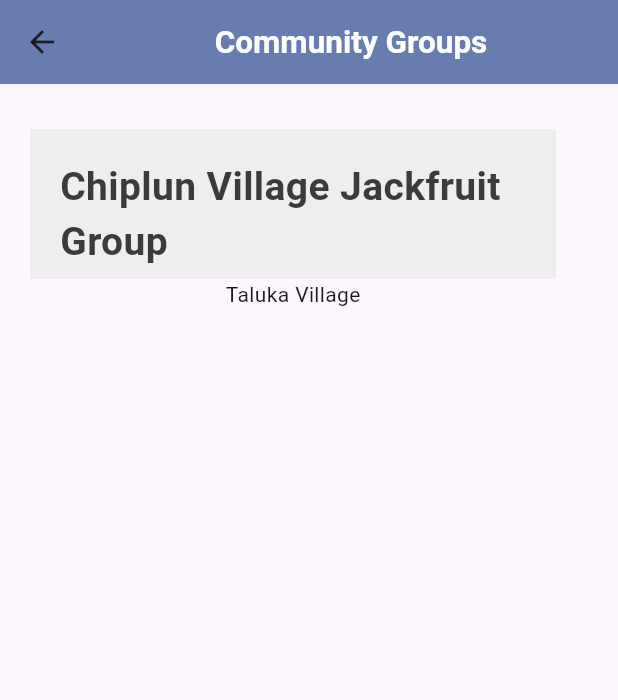
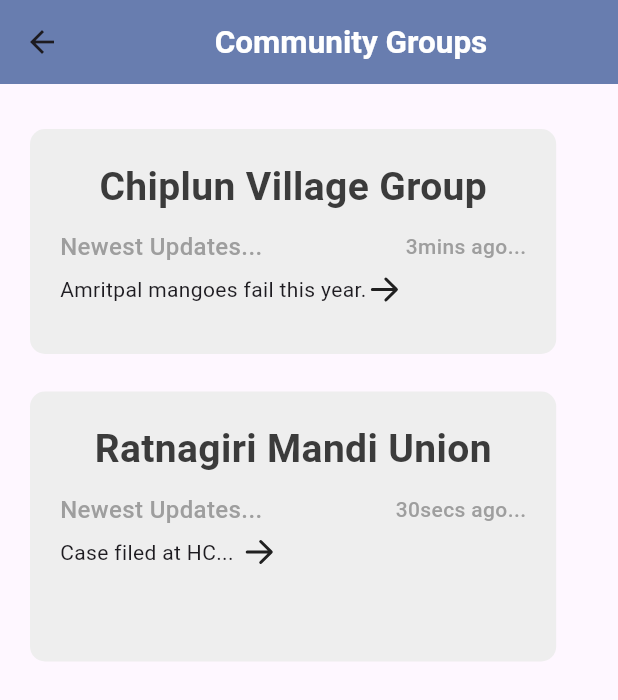
Before and after one commit to DYNAMICMORTAL/chalokisaan, a Flutter app: the Chat screen opened directly, on a phone screen of 412 x 824 dp. Shown: the top 700 px of the screen. Run offline on Flutter 3.47's test engine with Material 2 defaults, Android fonts, the phone set to English and light mode, and no system bars; our stand-ins replace cloud_firestore, country_picker, firebase_auth, firebase_core, firebase_storage, fluentui_icons and 4 more; accounts and stored records are empty; Roboto replaces fonts that are missing (Poppins).

```diff
--- a/lib/screens/chats/community_view.dart
+++ b/lib/screens/chats/community_view.dart
@@ -1,11 +1,13 @@
+import 'package:fluentui_icons/fluentui_icons.dart';
 import 'package:flutter/cupertino.dart';
 import 'package:flutter/material.dart';
+import 'package:gap/gap.dart';
+import 'chat_view.dart';
+import 'community_view.dart';
 
 import '../../utils/style.dart';
 
 class Chat extends StatelessWidget {
-  const Chat({super.key});
-
   @override
   Widget build(BuildContext context) {
     return Scaffold(
@@ -20,7 +22,7 @@ class Chat extends StatelessWidget {
       body: SafeArea(
         child: SizedBox(
           width: MediaQuery.of(context).size.width * 0.90,
-          height: 210,
+          height: 1000,
           child: Column(
             // crossAxisAlignment: CrossAxisAlignment.center,
             children: [
@@ -29,37 +31,82 @@ class Chat extends StatelessWidget {
                 child: Column(
                   // crossAxisAlignment: CrossAxisAlignment.center,
                   children: [
-                    Container(
-                      height: 100,
+                    InkWell(
+                      onTap: () {
+                        Navigator.push(
+                            context,
+                            MaterialPageRoute(builder: (context) => ChatScreen()),);
+                      },
+                      child: Container(
+                        height: 150,
                         // width: 500,
                         decoration: BoxDecoration(
                           color: Colors.grey.shade200,
-                      ),
+                          borderRadius: BorderRadius.circular(10),),
                         child: Column(
                           children: [
                             Container(
-                            padding: const EdgeInsets.only(left: 20, right: 20, top:20),
+                              padding: const EdgeInsets.only(left: 20, right: 20, top:20,bottom: 20),
                               child: Column(
                                 children: [
-                                Text("Chiplun Village Jackfruit Group", style: Styles.headlineStyle1,),
+                                  Text("Chiplun Village Group", style: Styles.headlineStyle1,),
+                                  const Gap(10),
+                                  Row(
+                                    children: [
+                                      Text("Newest Updates...", style: Styles.headlineStyle5),
+                                      const Spacer(),
+                                      Text("3mins ago...", style: Styles.headlineStyle4,),
+                                    ],
+                                  ),
+                                  const Gap(5),
+                                  Row(
+                                    children: [
+                                      Text("Amritpal mangoes fail this year.", overflow: TextOverflow.ellipsis,),
+                                      Icon(FluentSystemIcons.ic_fluent_arrow_right_filled),
+                                    ],
+                                  ),
+
                                 ],
                               ),
                             ),//Group1// Group1
                           ],
                         ),
                       ),
+                    ),
+                    const Gap(25),
                     Container(
+                      height: 180,
+                      // width: 500,
+                      decoration: BoxDecoration(
+                        color: Colors.grey.shade200,
+                        borderRadius: BorderRadius.circular(10),
+                      ),
                       child: Column(
                         children: [
-                          Column(
+                          Container(
+                            padding: const EdgeInsets.only(left: 20, right: 20, top:20,bottom: 20),
+                            child: Column(
                               children: [
-                              Column(
+                                Text("Ratnagiri Mandi Union", style: Styles.headlineStyle1,),
+                                const Gap(10),
+                                Row(
                                   children: [
-                                  Text("Taluka Village"),
-                                ],
-                              )
+                                    Text("Newest Updates...", style: Styles.headlineStyle5),
+                                    const Spacer(),
+                                    Text("30secs ago...", style: Styles.headlineStyle4),
                                   ],
                                 ),
+                                const Gap(5),
+                                Row(
+                                  children: [
+                                    Text("Case filed at HC...", overflow: TextOverflow.ellipsis,),
+                                    const Gap(5),
+                                    Icon(FluentSystemIcons.ic_fluent_arrow_right_filled,),
+                                  ],
+                                ),
+                              ],
+                            ),
+                          ),//Group1// Group1
                         ],
                       ),
                     ),
```
Also changed, not shown: lib/screens/chats/chat_view.dart (added, +159 -0 lines). Lines whose indentation alone changed are shown as unchanged.
